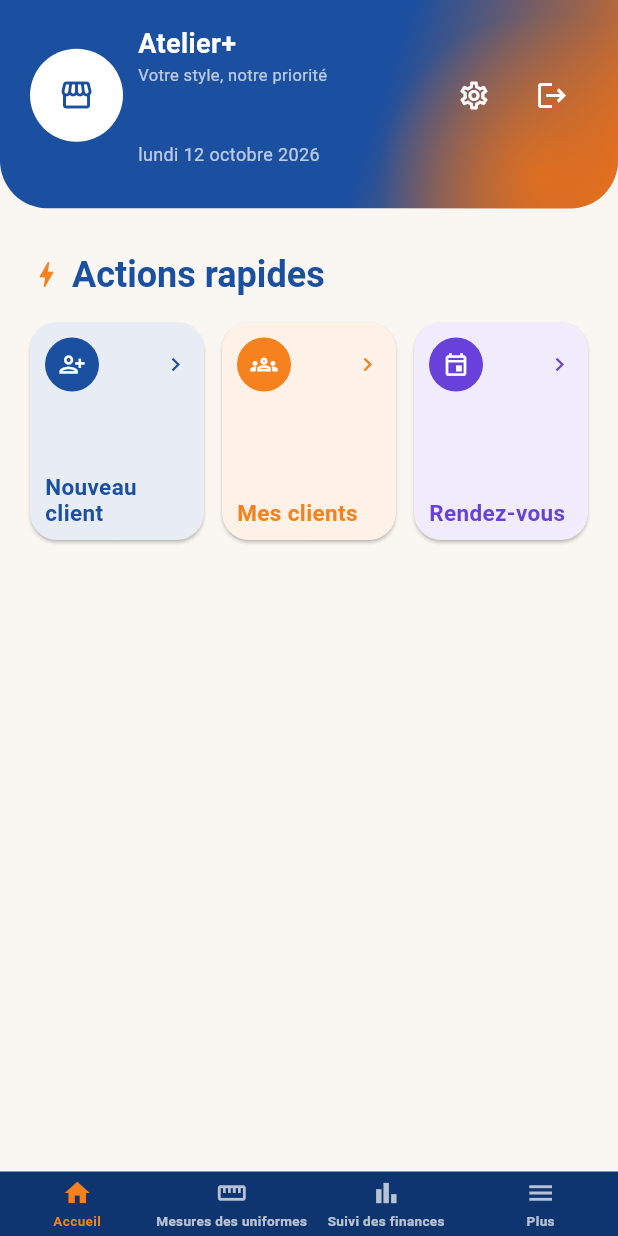
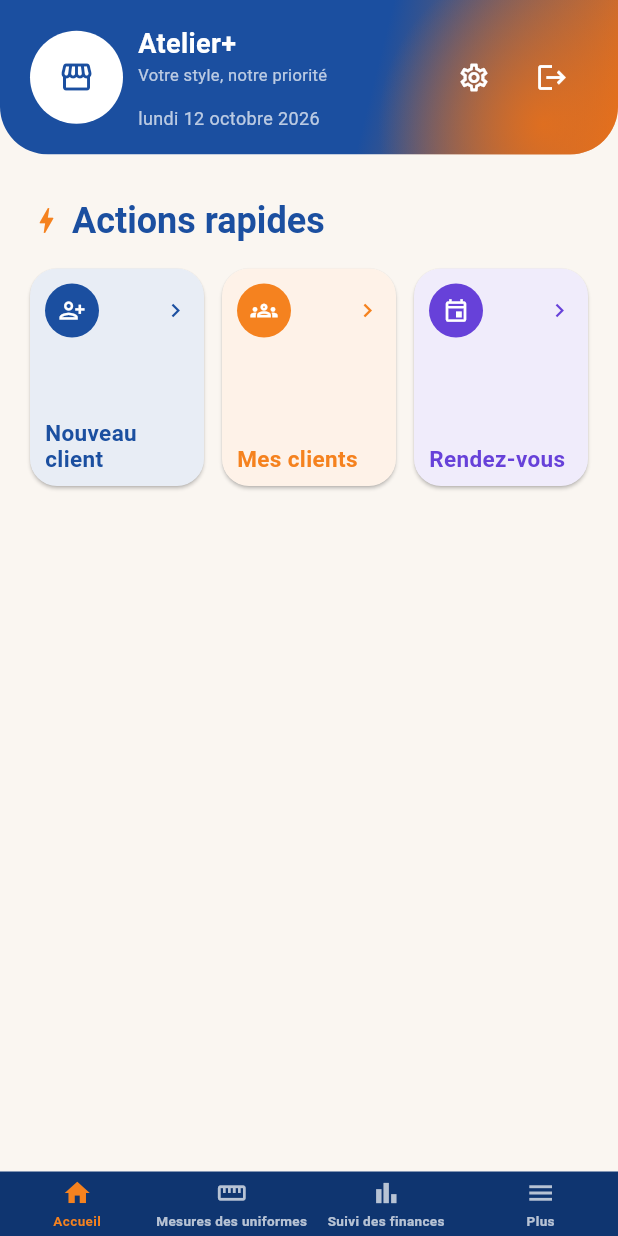
Before and after one commit to ouattaradanou-debug/forevercare-ai, a Flutter app: the screen it shows once a user with an empty profile is signed in, on a phone screen of 412 x 824 dp. Run offline on Flutter 3.47's test engine with Material 3 defaults, Android fonts, the phone set to English and light mode, and no system bars; our stand-ins replace audioplayers, cached_network_image, connectivity_plus, drift, flutter_contacts, flutter_image_compress and 16 more; missing offline and left inert: record; accounts and stored records are empty; generated files the repository leaves out were written again.

Commit message:
Retire l'icône nuage, réduit la hauteur de l'en-tête, nom en orange complet
Retire l'icône de synchronisation en attente (nuage barré) à côté du
nom de l'atelier. Réduit la marge basse de l'en-tête pour que les
éléments d'"Aujourd'hui" restent visibles sans défilement excessif.
Le prénom dans "Bonjour, X" s'affiche maintenant entièrement et en
orange SEDA Tech (au lieu d'être parfois tronqué en blanc).

Co-Authored-By: Claude Sonnet 5 <noreply@anthropic.com>
Claude-Session: https://claude.ai/code/session_01HPRTXPCgGzxUX9YW2QHUsa

```diff
--- a/atelier_plus/lib/features/auth/presentation/ecran_accueil_provisoire.dart
+++ b/atelier_plus/lib/features/auth/presentation/ecran_accueil_provisoire.dart
@@ -295,7 +295,7 @@ class _EnTete extends StatelessWidget {
 
   Widget _contenu(BuildContext context) {
     return Padding(
-        padding: const EdgeInsets.fromLTRB(20, 16, 20, 28),
+        padding: const EdgeInsets.fromLTRB(20, 16, 20, 16),
         child: Column(
           crossAxisAlignment: CrossAxisAlignment.start,
           children: [
@@ -344,16 +344,25 @@ class _EnTete extends StatelessWidget {
                       ),
                       const SizedBox(height: 10),
                       utilisateur.when(
-                        data: (u) => Text(
-                          u == null ? '' : 'Bonjour, ${u.nom}',
-                          style: const TextStyle(
-                            color: Colors.white,
-                            fontSize: 17,
-                            fontWeight: FontWeight.bold,
-                          ),
-                          maxLines: 1,
-                          overflow: TextOverflow.ellipsis,
-                        ),
+                        data: (u) => u == null
+                            ? const SizedBox.shrink()
+                            : RichText(
+                                maxLines: 1,
+                                overflow: TextOverflow.visible,
+                                text: TextSpan(
+                                  style: const TextStyle(fontSize: 17, fontWeight: FontWeight.bold),
+                                  children: [
+                                    const TextSpan(
+                                      text: 'Bonjour, ',
+                                      style: TextStyle(color: Colors.white),
+                                    ),
+                                    TextSpan(
+                                      text: u.nom,
+                                      style: const TextStyle(color: _CouleursAccueil.carteEssaiIcone),
+                                    ),
+                                  ],
+                                ),
+                              ),
                         loading: () => const SizedBox(height: 20),
                         error: (_, __) => const SizedBox.shrink(),
                       ),
@@ -367,14 +376,6 @@ class _EnTete extends StatelessWidget {
                     ],
                   ),
                 ),
-                if (tachesEnAttente > 0)
-                  Padding(
-                    padding: const EdgeInsets.only(right: 2),
-                    child: Tooltip(
-                      message: '$tachesEnAttente modification(s) en attente de connexion',
-                      child: const Icon(Icons.cloud_off, color: Colors.white70, size: 18),
-                    ),
-                  ),
                 IconButton(
                   padding: EdgeInsets.zero,
                   constraints: const BoxConstraints(minWidth: 34, minHeight: 34),
```
